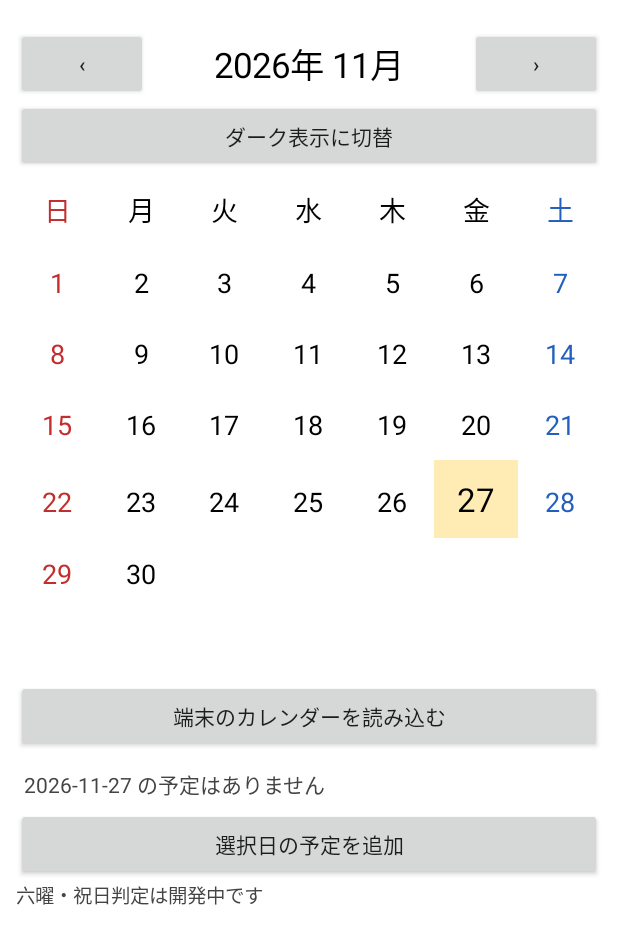
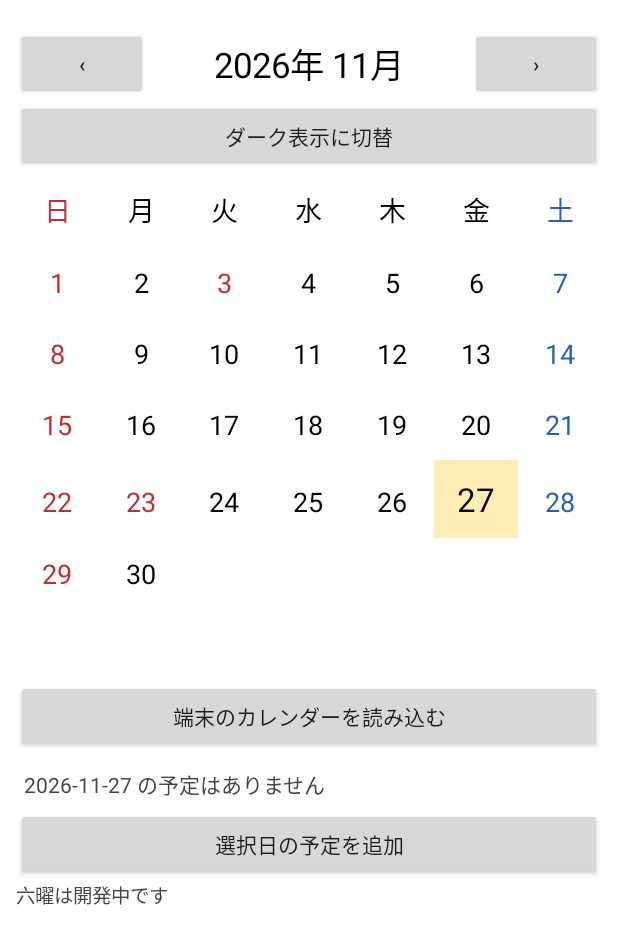
Before and after one commit to kurenn46-max/night-calendar-, an Android app: the screen it shows after launch (MainActivity), on a phone screen of 412 x 824 dp. Shown: the top 944 px of the screen. Run offline under Robolectric (Android 15) with nearby library versions, the phone set to English and light mode, and no system bars.

Commit message:
feat(calendar): Japanese national holidays 2026-2027 and Android smoke CI
* feat(calendar): bounded Japanese holiday calendar for 2026 and 2027

* feat(calendar): color national holidays red and disclose unsupported years

* test(calendar): cover substitute and citizens holidays and year boundaries

* test(ci): verify APK signature and emulator install/relaunch before artifact publication

* fix(ci): enable KVM and require emulator success in diagnostics

* fix(ci): pin ubuntu-24.04 for KVM-backed Android emulator smoke tests and expose KVM diagnostics

* test(android): use single bash process for emulator APK install and launch smoke check

* fix(ci): run Android emulator smoke as a single shell command

```diff
--- /dev/null
+++ b/app/src/main/java/com/nightcalendar/JapanHolidays.kt
@@ -0,0 +1,16 @@
+package com.nightcalendar
+
+import java.time.LocalDate
+
+/** Explicit Japanese national holiday calendar. Outside the supported years,
+ * callers must not interpret a null result as a verified non-holiday. */
+object JapanHolidays {
+    val supportedYears = 2026..2027
+    private val dates = mapOf(
+        2026 to "01-01 01-12 02-11 02-23 03-20 04-29 05-03 05-04 05-05 05-06 07-20 08-11 09-21 09-22 09-23 10-12 11-03 11-23",
+        2027 to "01-01 01-11 02-11 02-23 03-21 03-22 04-29 05-03 05-04 05-05 07-19 08-11 09-20 09-23 10-11 11-03 11-23"
+    ).flatMap { (year, days) -> days.split(" ").map { LocalDate.parse("$year-$it") } }.toSet()
+
+    fun isSupported(year: Int): Boolean = year in supportedYears
+    fun isHoliday(date: LocalDate): Boolean = date in dates
+}
--- a/app/src/main/java/com/nightcalendar/MainActivity.kt
+++ b/app/src/main/java/com/nightcalendar/MainActivity.kt
@@ -26,6 +26,7 @@ class MainActivity : Activity() {
     private lateinit var heading: TextView
     private lateinit var calendar: GridLayout
     private lateinit var eventSummary: TextView
+    private lateinit var holidayStatus: TextView
     private lateinit var eventButtons: LinearLayout
     private val japanese = Locale.JAPAN
     private var dark = false
@@ -97,11 +98,12 @@ class MainActivity : Activity() {
                 }
             }
         })
-        root.addView(TextView(this).apply {
-            text = "六曜・祝日判定は開発中です"
+        holidayStatus = TextView(this).apply {
+            text = ""
             textSize = 13f
             setTextColor(nightSecondaryColor)
-        })
+        }
+        root.addView(holidayStatus)
         setContentView(root)
         render()
     }
@@ -119,6 +121,7 @@ class MainActivity : Activity() {
 
     private fun render() {
         heading.text = month.format(DateTimeFormatter.ofPattern("yyyy年 M月", japanese))
+        holidayStatus.text = if (JapanHolidays.isSupported(month.year)) "六曜は開発中です" else "祝日データ対象外（2026〜2027年）・六曜は開発中です"
         calendar.removeAllViews()
         eventButtons.removeAllViews()
         eventSummary.text = if (checkSelfPermission(Manifest.permission.READ_CALENDAR) == PackageManager.PERMISSION_GRANTED) {
@@ -178,9 +181,9 @@ class MainActivity : Activity() {
             textSize = if (today) 22f else 18f
             gravity = Gravity.CENTER
             setPadding(3, 17, 3, 17)
-            setTextColor(when (column) {
-                0 -> if (dark) Color.rgb(255, 145, 145) else Color.rgb(195, 45, 45)
-                6 -> if (dark) Color.rgb(145, 185, 255) else Color.rgb(35, 95, 190)
+            setTextColor(when {
+                column == 0 || (date != null && JapanHolidays.isHoliday(date)) -> if (dark) Color.rgb(255, 145, 145) else Color.rgb(195, 45, 45)
+                column == 6 -> if (dark) Color.rgb(145, 185, 255) else Color.rgb(35, 95, 190)
                 else -> nightForegroundColor
             })
             if (today) setBackgroundColor(if (dark) Color.rgb(90, 65, 20) else Color.rgb(255, 235, 180))
```
Also changed, not shown: 3 other files.
